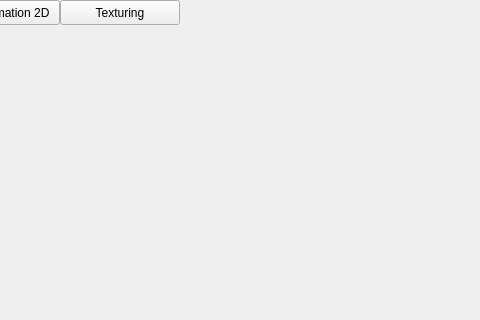
Before: the Qt Designer form mainwindow.ui in RafikFafik/miniGimp, drawn with Qt 5; both pictures show x 300 to 780 and y 0 to 320 of the 1050 by 700 pixel window.
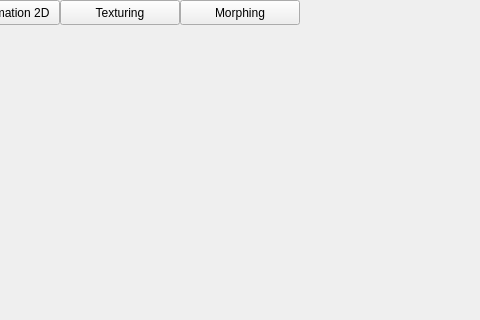
After: the same form once the commit is applied.

```diff
--- a/mainwindow.ui
+++ b/mainwindow.ui
@@ -36,7 +36,7 @@
       <x>50</x>
       <y>50</y>
       <width>1050</width>
-      <height>550</height>
+      <height>600</height>
      </rect>
     </property>
     <property name="autoFillBackground">
@@ -82,6 +82,19 @@
      <string>Texturing</string>
     </property>
    </widget>
+   <widget class="QPushButton" name="morphing">
+    <property name="geometry">
+     <rect>
+      <x>480</x>
+      <y>0</y>
+      <width>120</width>
+      <height>25</height>
+     </rect>
+    </property>
+    <property name="text">
+     <string>Morphing</string>
+    </property>
+   </widget>
   </widget>
   <action name="actionexit">
    <property name="text">
```
